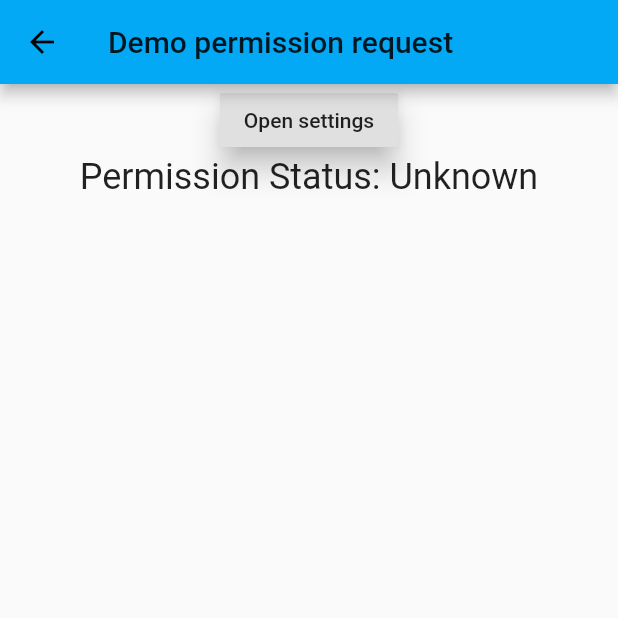
After one commit to doremichen/my_first_flutter, a Flutter app: the screen it shows after launch, after a tap on "Permission request", on a phone screen of 412 x 824 dp, the top half of it. The commit adds this screen. Run offline on Flutter 3.47's test engine with Material 2 defaults, Android fonts, the phone set to English and light mode, and no system bars; our stand-ins replace fluttertoast; missing offline and left inert: permission.

Commit message:
Practice to how to buid runtime permission

```diff
--- a/lib/main.dart
+++ b/lib/main.dart
@@ -4,6 +4,7 @@ import 'package:fluttertoast/fluttertoast.dart';
 import 'package:flutter_app/ui/material_log_in.dart';
 import 'package:flutter_app/ui/async_task.dart';
 import 'package:flutter_app/ui/backgound_task.dart';
+import 'package:flutter_app/ui/permission.dart';
 
 import 'utils.dart';
 
@@ -41,6 +42,7 @@ class AdamDemoApp extends StatelessWidget {
         "Log in": (context) => LogInView(),
         "AsyncUI": (context) => DemoAsyncUI(),
         "BackGround Task": (context) => DemoBackgroundTask(),
+        "PermissionReq": (context) => DemoPermissionRequest(),
       },
       home: MyHomePage(title: 'Flutter Demo Main activity'),
     );
@@ -141,6 +143,10 @@ class _MyHomePageState extends State<MyHomePage> {
       ItemData(text: "Background task",
         onTap: (context) {
           Navigator.pushNamed(context, "BackGround Task");
+        },),
+      ItemData(text: "Permission request",
+        onTap: (context) {
+          Navigator.pushNamed(context, "PermissionReq");
         },),
     ];
 
--- /dev/null
+++ b/lib/ui/permission.dart
@@ -0,0 +1,113 @@
+///
+/// Used to practice
+///
+import 'package:flutter/material.dart';
+import 'package:permission/permission.dart';
+import 'dart:async';
+
+
+
+class DemoPermissionRequest extends StatefulWidget {
+  @override
+  State<StatefulWidget> createState() {
+    return _DemoPermissionRequestState();
+  }
+
+}
+
+class _DemoPermissionRequestState extends State<DemoPermissionRequest> {
+  String permissionSatus = "Unknown";
+
+
+  final List<PermissionName> list = [
+    PermissionName.Storage,
+    PermissionName.Microphone,
+  ];
+
+
+  @override
+  Widget build(BuildContext context) {
+    return Scaffold(
+      appBar: AppBar(title: Text("Demo permission request"),),
+      body: Center(
+        child: Column(
+          mainAxisAlignment: MainAxisAlignment.start,
+          children: <Widget>[
+              // Test button
+              RaisedButton(
+                child: Text("Open settings"),
+                elevation: 8.0,
+                onPressed: () {
+                    Permission.openSettings();
+                },
+              ),
+             Container(
+               alignment: Alignment.center,
+               //show platform version
+               child: Text("Permission Status: $permissionSatus", style: TextStyle(fontSize: 24.0),),
+             ),
+          ],
+        ),
+      ),
+    );
+  }
+
+  @override
+  void initState() {
+    super.initState();
+
+    _checkPermission(list);
+
+  }
+
+
+  @override
+  void didUpdateWidget(DemoPermissionRequest oldWidget) {
+    super.didUpdateWidget(oldWidget);
+    print("didUpdateWidget enter");
+  } //
+  // private subroutine section
+  //
+  Future<void> _checkPermission(List<PermissionName> permissions) async {
+    print("_checkPermission enter");
+    List<Permissions> lists = await Permission.getPermissionStatus(permissions);
+
+    lists.forEach((statusList) {
+        if (statusList.permissionStatus != PermissionStatus.allow) {
+          print("getPermissionStatus: Not allow");
+          _processRequestPermission(permissions);
+
+        } else {
+          print("getPermissionStatus: Allow");
+          permissionSatus = "Allow...";
+        }
+    });
+
+    // Update UI
+    setState(() {
+      permissionSatus;
+    });
+  }
+
+  _processRequestPermission(List<PermissionName> permissions) async {
+    print("_processRequestPermission  enter");
+    int allowNum = 0;
+    final results = await Permission.requestPermissions(permissions);
+    results.forEach((permissions) {
+      // Check permission status
+      if (permissions.permissionStatus != PermissionStatus.allow) {
+        print("_processRequestPermission: Not allow: ${permissions.permissionName}");
+        permissionSatus = "Not allow";
+      } else {
+        print("_processRequestPermission: Allow...: ${permissions.permissionName}");
+        permissionSatus = "Allow...";
+        allowNum++;
+      }
+    });
+
+    if (allowNum != results.length) {
+      Navigator.of(context).pop();
+    }
+  }
+
+}
--- a/pubspec.yaml
+++ b/pubspec.yaml
@@ -22,6 +22,7 @@ dependencies:
   english_words: ^3.1.3
   fluttertoast: ^2.2.2
   http: any
+  permission: any
 
 dev_dependencies:
   flutter_test:
```
Also changed, not shown: lib/utils.dart (+18 -0 lines), 3 other files.
